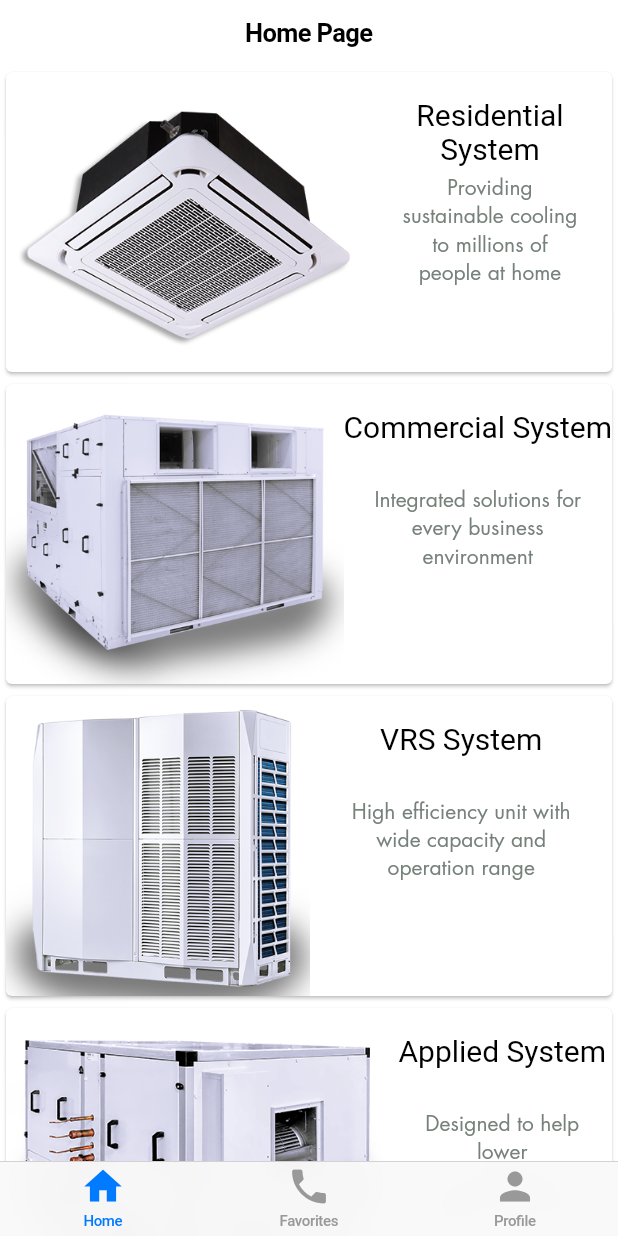
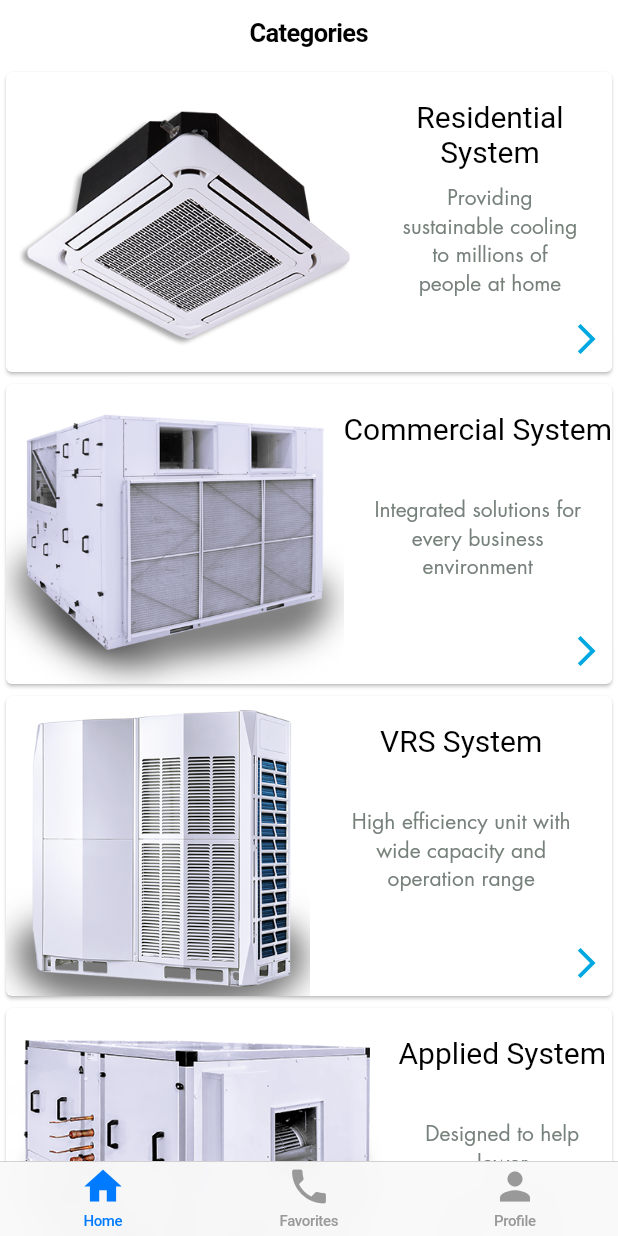
Before and after one commit to AliJasim03/Awal, a Flutter app: the screen it shows after launch, on a phone screen of 412 x 824 dp. Run offline on Flutter 3.47's test engine with Material 2 defaults, Android fonts, the phone set to English and light mode, and no system bars; our stand-ins replace flutter_svg; Roboto replaces fonts that are missing (Futura-Bold).

Commit message:
[CategoryCard] added icon to card
This might help indicate interactivity

```diff
--- a/lib/components/category_card.dart
+++ b/lib/components/category_card.dart
@@ -17,21 +17,29 @@ class CategoryCard extends StatelessWidget {
       child: Column(
         crossAxisAlignment: CrossAxisAlignment.center,
         children: [
-          const Spacer(flex: 1),
+          const Spacer(flex: 2),
           Expanded(
-            flex: 3,
-            child: Text(category.title,
-                style: kTitleTextStyle, textAlign: TextAlign.center),
+            flex: 6,
+            child: Text(category.title, style: kTitleTextStyle, textAlign: TextAlign.center),
           ),
           Expanded(
-            flex: 8,
+            flex: 10,
             child: Padding(
               padding: const EdgeInsets.symmetric(
                 vertical: 0.0,
                 horizontal: 20.0,
               ),
-              child: Text(category.description,
-                  style: kBodyTextStyle, textAlign: TextAlign.center),
+              child: Text(category.description, style: kBodyTextStyle, textAlign: TextAlign.center),
+            ),
+          ),
+          const Padding(
+            padding: EdgeInsetsDirectional.fromSTEB(0, 0, 5.0, 10.0),
+            child: Align(
+              alignment: Alignment.bottomRight,
+              child: Icon(
+                Icons.arrow_forward_ios_outlined,
+                color: kPrimaryColor,
+              ),
             ),
           ),
         ],
--- a/lib/views/category.dart
+++ b/lib/views/category.dart
@@ -14,7 +14,7 @@ class _CategoryPageState extends State<CategoryPage> {
   Widget build(BuildContext context) {
     return CupertinoPageScaffold(
       navigationBar: const CupertinoNavigationBar(
-        middle: Text('Home Page'),
+        middle: Text('Categories'),
       ),
       child: ListView(
         children: [
```
